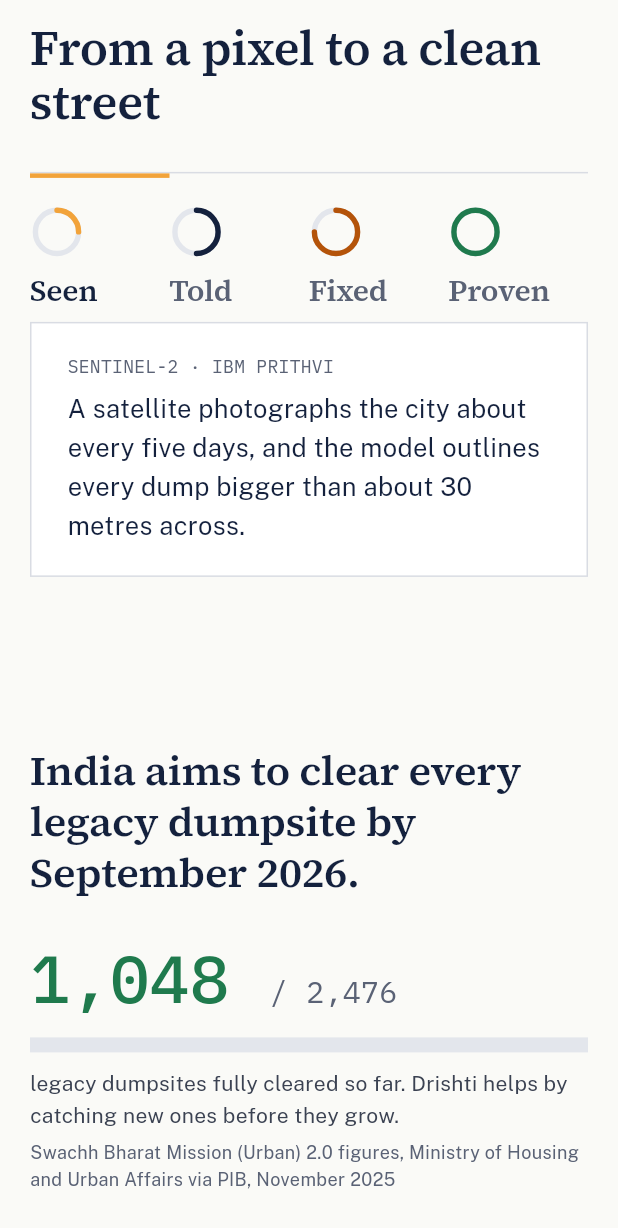
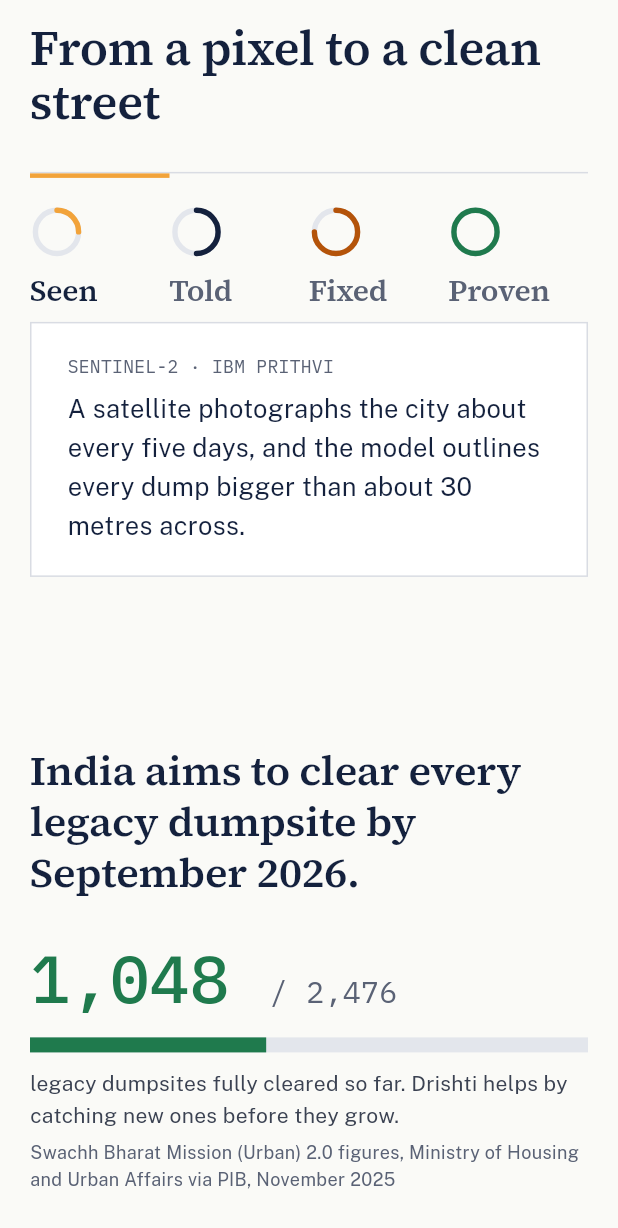
Before and after one commit to saxenachirayu1/drishti, a Flutter app: the screen it shows after launch, scrolled down 1152 dp, on a phone screen of 412 x 824 dp. Shown: the top 1228 px of the screen. Run offline on Flutter 3.47's test engine with Material 3 defaults, Android fonts, the phone set to English and light mode, and no system bars; our stand-ins replace flutter_map, flutter_riverpod, geolocator, image_picker, latlong2, shared_preferences and 1 more; accounts and stored records are empty.

Commit message:
App: full-width page sections, filled goal bar, retry limit, small fixes from screenshot review
Co-Authored-By: Claude Opus 5.5 <noreply@anthropic.com>
Claude-Session: https://claude.ai/code/session_01RsKT918dQtVBg2r85bGELo

```diff
--- a/app/lib/main.dart
+++ b/app/lib/main.dart
@@ -15,6 +15,9 @@ Future<void> main() async {
   await Supabase.initialize(url: AppConfig.supabaseUrl, publishableKey: AppConfig.supabaseAnonKey);
   final prefs = await SharedPreferences.getInstance();
   runApp(ProviderScope(
+    // Try a failed load twice more, then show the error with a retry button
+    // instead of spinning while the server keeps refusing.
+    retry: (count, error) => count < 2 ? const Duration(seconds: 2) : null,
     overrides: [prefsProvider.overrideWithValue(prefs)],
     child: const DrishtiApp(),
   ));
--- a/app/lib/screens/impact_screen.dart
+++ b/app/lib/screens/impact_screen.dart
@@ -241,6 +241,7 @@ class _ImpactScreenState extends ConsumerState<ImpactScreen> {
                 alignment: Alignment.centerLeft,
                 child: const FractionallySizedBox(
                   widthFactor: 1048 / 2476,
+                  heightFactor: 1,
                   child: ColoredBox(color: DColors.clean),
                 ),
               ),
--- a/app/lib/screens/landing_screen.dart
+++ b/app/lib/screens/landing_screen.dart
@@ -413,8 +413,11 @@ class _LandingScreenState extends ConsumerState<LandingScreen> {
             liveRegion: true,
             child: AnimatedSwitcher(
               duration: reduceMotion(context) ? Duration.zero : const Duration(milliseconds: 200),
+              layoutBuilder: (current, previous) =>
+                  Stack(alignment: Alignment.topLeft, children: [...previous, ?current]),
               child: DPanel(
                 key: ValueKey('stop-text-$_stop-${ds.hindi}'),
+                width: double.infinity,
                 padding: const EdgeInsets.symmetric(horizontal: 24, vertical: 20),
                 child: Wrap(
                   spacing: 24,
@@ -479,6 +482,7 @@ class _LandingScreenState extends ConsumerState<LandingScreen> {
                     alignment: Alignment.centerLeft,
                     child: const FractionallySizedBox(
                       widthFactor: 1048 / 2476,
+                  heightFactor: 1,
                       child: ColoredBox(color: DColors.clean),
                     ),
                   ),
@@ -539,7 +543,7 @@ class _LandingScreenState extends ConsumerState<LandingScreen> {
                   const SizedBox(height: 10),
                   Text(ds.followBody, style: t.body(17, color: DColors.body)),
                   const SizedBox(height: 10),
-                  Text(passLine, style: DText.mono(13)),
+                  Text(passLine, style: ds.hindi ? t.body(13, weight: FontWeight.w600) : DText.mono(13)),
                 ],
               ),
             ),
--- a/app/lib/screens/raise_screen.dart
+++ b/app/lib/screens/raise_screen.dart
@@ -210,8 +210,7 @@ class _RaiseScreenState extends ConsumerState<RaiseScreen> {
             shrinkWrap: true,
             padding: const EdgeInsets.all(24),
             children: [
-              Text(ds.raiseTitle, style: t.head(28)),
-              const SizedBox(height: 8),
+              if (!widget.standalone) ...[Text(ds.raiseTitle, style: t.head(28)), const SizedBox(height: 8)],
               Text(ds.signInToRaise, style: t.body(15, color: DColors.body)),
               const SizedBox(height: 16),
               const AuthForm(),
--- a/app/lib/widgets/d_widgets.dart
+++ b/app/lib/widgets/d_widgets.dart
@@ -818,15 +818,17 @@ class _ScenePainter extends CustomPainter {
 
 /// A white panel with a hairline border: the record's paper.
 class DPanel extends StatelessWidget {
-  const DPanel({super.key, required this.child, this.padding = const EdgeInsets.all(16), this.leftRule});
+  const DPanel({super.key, required this.child, this.padding = const EdgeInsets.all(16), this.leftRule, this.width});
   final Widget child;
   final EdgeInsets padding;
+  final double? width;
 
   /// An inset bar that marks state (for example overdue), never decoration.
   final Color? leftRule;
 
   @override
   Widget build(BuildContext context) => Container(
+    width: width,
     padding: padding,
     decoration: BoxDecoration(
       color: DColors.surface,
@@ -870,7 +872,10 @@ class DPage extends StatelessWidget {
   Widget build(BuildContext context) => Center(
     child: ConstrainedBox(
       constraints: BoxConstraints(maxWidth: maxWidth),
-      child: Padding(padding: padding, child: child),
+      child: SizedBox(
+        width: double.infinity,
+        child: Padding(padding: padding, child: child),
+      ),
     ),
   );
 }
```
